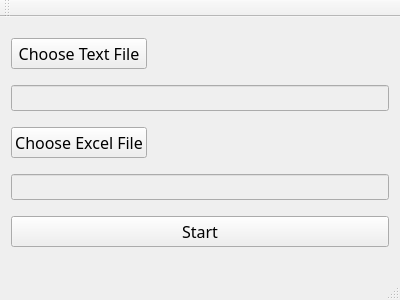
Preffer/MomRobot, file momrobot.ui: the form before one commit.
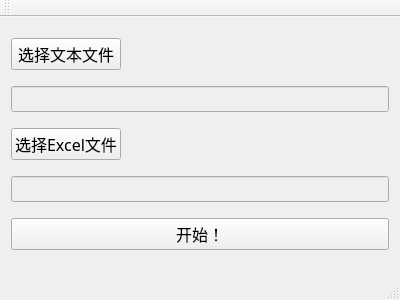
The form after the commit. Icons and pictures are not drawn.

```diff
--- a/momrobot.ui
+++ b/momrobot.ui
@@ -43,7 +43,7 @@
        <string notr="true">width: 30%;</string>
       </property>
       <property name="text">
-       <string>Choose Text File</string>
+       <string>选择文本文件</string>
       </property>
       <property name="flat">
        <bool>false</bool>
@@ -72,7 +72,7 @@
        </sizepolicy>
       </property>
       <property name="text">
-       <string>Choose Excel File</string>
+       <string>选择Excel文件</string>
       </property>
      </widget>
     </item>
@@ -100,7 +100,7 @@
        </size>
       </property>
       <property name="text">
-       <string>Start</string>
+       <string>开始！</string>
       </property>
      </widget>
     </item>
```
